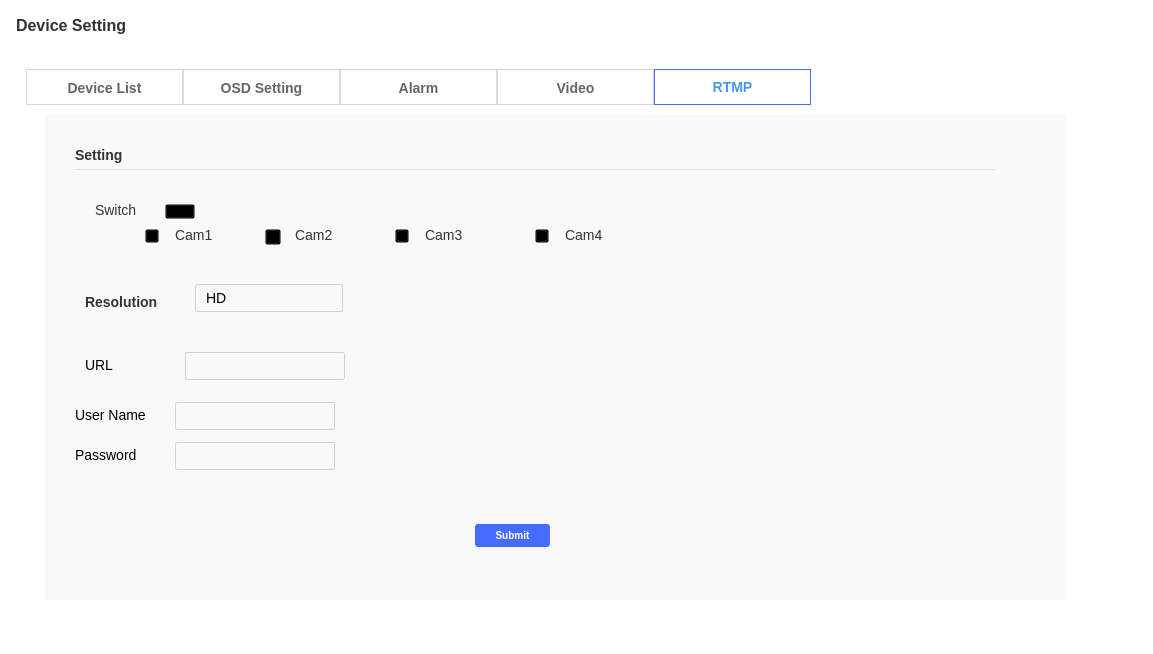
The window that nvrConfig/devicesetting.ui (xiaoxiaodx/NVRPRO) describes before a commit, drawn with Qt 5.
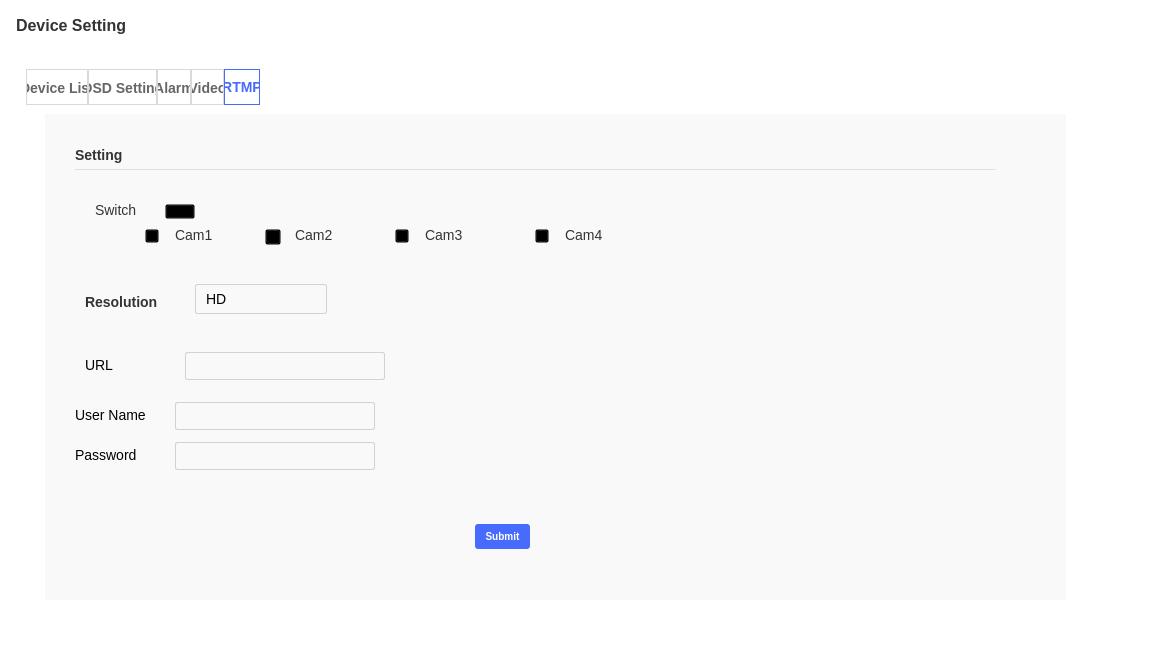
The same window after the commit. The open tabs and pages were chosen to show the change. Icons and pictures are not drawn.

What changed in the file:
```diff
--- a/nvrConfig/devicesetting.ui
+++ b/nvrConfig/devicesetting.ui
@@ -43,22 +43,27 @@
      <height>531</height>
     </rect>
    </property>
+   <property name="sizePolicy">
+    <sizepolicy hsizetype="Expanding" vsizetype="Expanding">
+     <horstretch>0</horstretch>
+     <verstretch>0</verstretch>
+    </sizepolicy>
+   </property>
    <property name="focusPolicy">
     <enum>Qt::NoFocus</enum>
    </property>
+   <property name="layoutDirection">
+    <enum>Qt::LeftToRight</enum>
+   </property>
    <property name="styleSheet">
     <string notr="true">QTabWidget::pane{border-width:0px;}
-
+QTabWidget::tab-bar { alignment: Left; }
 QTabBar::tab {
 
-min-width:155px;
-
-min-height:34px;
-
+height:34px;
+min-width:30ex;
 color: #666666;
-
 font:bold 14px ;
-
 border: 1px solid;
 border-color:  #D9D9D9;
 }
@@ -66,11 +71,8 @@
 
 QTabBar::tab:selected{
 
-min-width:155px;
 
-min-height:34px;
-
-color: #4796f0;
+color: #476BFD;
 
 border: 1px solid;
 
@@ -79,23 +81,16 @@
 }
 
 
-QTabBar::close-button {
-
-image: url(:/png/images/jy_close1.png)
-
-}
-
- 
-
-QTabBar::close-button:selected {
-
-image: url(:/png/images/jy_close2.png)
-
-}
 </string>
    </property>
+   <property name="tabShape">
+    <enum>QTabWidget::Rounded</enum>
+   </property>
    <property name="currentIndex">
-    <number>0</number>
+    <number>4</number>
+   </property>
+   <property name="elideMode">
+    <enum>Qt::ElideMiddle</enum>
    </property>
    <widget class="QWidget" name="tab_1">
     <attribute name="title">
@@ -1926,6 +1921,7 @@
 QLineEdit{
 border-width:1px;
 border-radius:2px;
+padding-left:8px;
 font-size:14px;
 color:#999999;
 border:1px solid #D2D2D2;
@@ -2238,16 +2234,17 @@
        <rect>
         <x>150</x>
         <y>170</y>
-        <width>148</width>
-        <height>28</height>
+        <width>132</width>
+        <height>30</height>
        </rect>
       </property>
       <property name="styleSheet">
        <string notr="true">QComboBox {
       border: 1px solid #D2D2D2;
       border-radius: 2px;
-      padding: 1px 10px 1px 10px;
-      min-width: 6em;
+      padding-left:10px;
+      min-width: 120px;
+		min-height:28px;
 	  color:#000000;
 	  font-size:14px;
   }
@@ -2262,21 +2259,20 @@
 
   QComboBox:!editable:on, QComboBox::drop-down:editable:on {
       background: #F9F9F9;
-      padding-top: 1px;
       padding-left: 10px;
   }
 
   QComboBox::drop-down {
       subcontrol-origin: padding;
       subcontrol-position: top right;
-      width: 60px;
+      width:40px;
       border-left-width: 1px;
       border-left-color: darkgray;
       border-radius: 4px;
   }
 
   QComboBox::down-arrow {
-	padding: 1px 1px 1px 30px;
+	padding: 1px 1px 1px 10px;
 	width:10;
 	height:6;
 	image:url(:/images/comboxArrow.png)
@@ -2290,23 +2286,24 @@
 /**************   QComboBox 定制 ****************/
 QComboBox QAbstractItemView
 {
+padding-top:8px;
     outline:0px;
     background:#ffffff;
 	border:1px solid rgba(0,0,0,15%);
 }
 QComboBox QAbstractItemView::item
 {
-    padding-left:20px;
+    padding-left:8px;
 	border-width:0px;
     font-size:14px;
     color:#333333;
     background:#ffffff;
-	min-height: 30px; 
+	min-height: 28px; 
 }
 
 QComboBox QAbstractItemView::item:selected
 {
-	background:#000000;
+	background:#F4F6FF;
 	border-width:0px
 }
 
@@ -2381,7 +2378,7 @@
        <rect>
         <x>140</x>
         <y>238</y>
-        <width>160</width>
+        <width>200</width>
         <height>28</height>
        </rect>
       </property>
@@ -2407,7 +2404,7 @@
        <rect>
         <x>130</x>
         <y>288</y>
-        <width>160</width>
+        <width>200</width>
         <height>28</height>
        </rect>
       </property>
@@ -2433,7 +2430,7 @@
        <rect>
         <x>130</x>
         <y>328</y>
-        <width>160</width>
+        <width>200</width>
         <height>28</height>
        </rect>
       </property>
@@ -2443,8 +2440,8 @@
        <rect>
         <x>430</x>
         <y>410</y>
-        <width>75</width>
-        <height>23</height>
+        <width>55</width>
+        <height>25</height>
        </rect>
       </property>
       <property name="focusPolicy">
```
Left out of the diff: 35 changed lines with no effect on the pictures.
